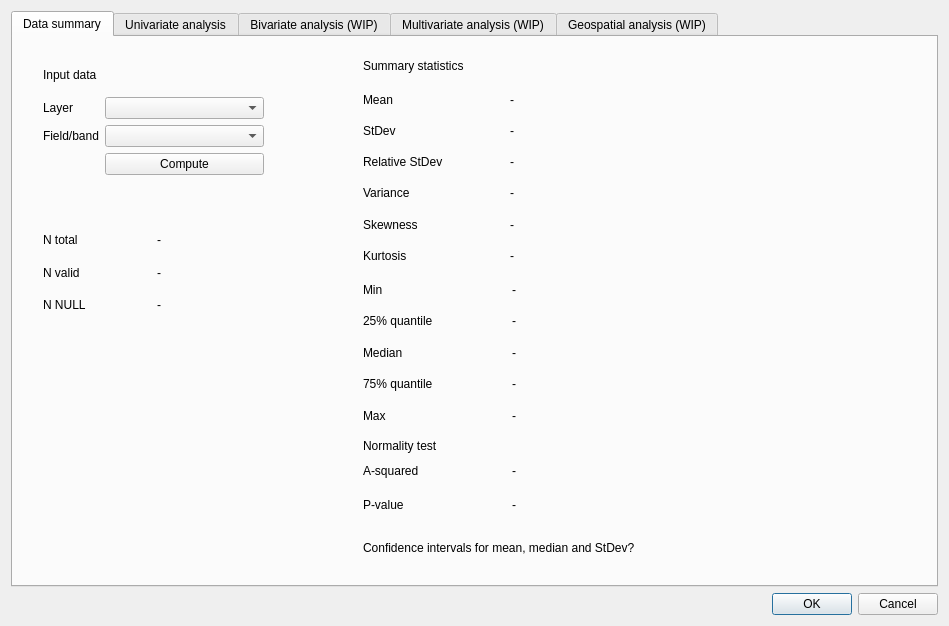
Qt form eis_qgis_plugin/resources/ui/explore/wizard_explore_window_new.ui (GispoCoding/eis_qgis_plugin) before a commit.
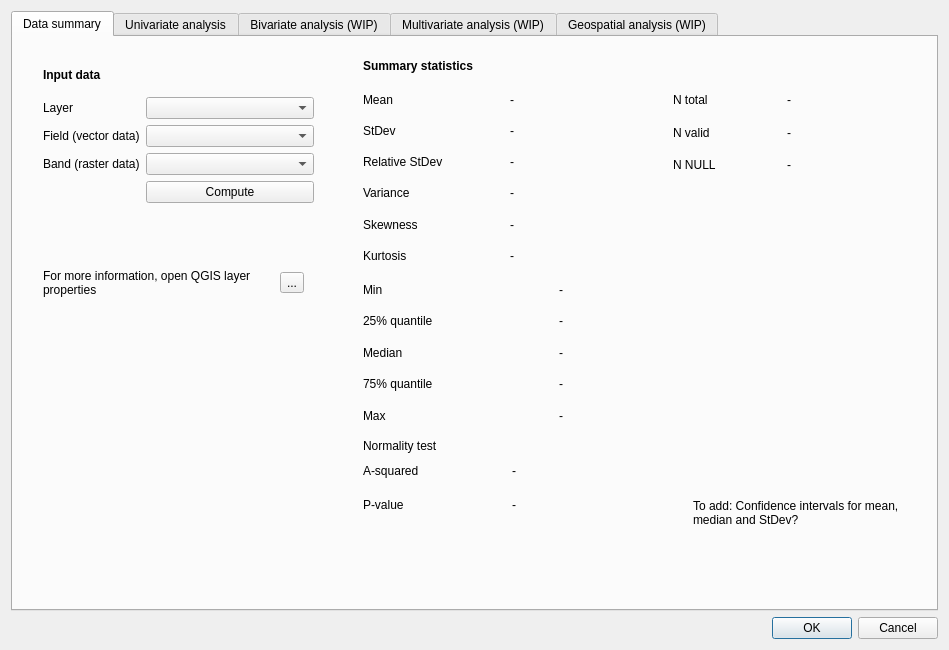
The same form after that commit. The open tabs and pages were chosen to show the change. Custom widgets are drawn as their Qt base class.

Commit message: Added v1 of summary statistics that uses descriptive statistics processing alg

```diff
--- a/eis_qgis_plugin/resources/ui/explore/wizard_explore_window_new.ui
+++ b/eis_qgis_plugin/resources/ui/explore/wizard_explore_window_new.ui
@@ -7,7 +7,7 @@
     <x>0</x>
     <y>0</y>
     <width>949</width>
-    <height>626</height>
+    <height>650</height>
    </rect>
   </property>
   <property name="windowTitle">
@@ -55,6 +55,12 @@
          <height>17</height>
         </rect>
        </property>
+       <property name="font">
+        <font>
+         <weight>75</weight>
+         <bold>true</bold>
+        </font>
+       </property>
        <property name="text">
         <string>Summary statistics</string>
        </property>
@@ -158,14 +164,17 @@
       <widget class="QLabel" name="label_71">
        <property name="geometry">
         <rect>
-         <x>350</x>
-         <y>500</y>
-         <width>361</width>
-         <height>21</height>
+         <x>680</x>
+         <y>410</y>
+         <width>221</width>
+         <height>131</height>
         </rect>
        </property>
        <property name="text">
-        <string>Confidence intervals for mean, median and StDev?</string>
+        <string>To add: Confidence intervals for mean, median and StDev?</string>
+       </property>
+       <property name="wordWrap">
+        <bool>true</bool>
        </property>
       </widget>
       <widget class="QLabel" name="label_42">
@@ -177,16 +186,22 @@
          <height>16</height>
         </rect>
        </property>
+       <property name="font">
+        <font>
+         <weight>75</weight>
+         <bold>true</bold>
+        </font>
+       </property>
        <property name="text">
         <string>Input data</string>
        </property>
       </widget>
-      <widget class="QWidget" name="">
+      <widget class="QWidget" name="layoutWidget">
        <property name="geometry">
         <rect>
          <x>350</x>
          <y>240</y>
-         <width>291</width>
+         <width>385</width>
          <height>151</height>
         </rect>
        </property>
@@ -263,13 +278,13 @@
         </item>
        </layout>
       </widget>
-      <widget class="QWidget" name="">
+      <widget class="QWidget" name="layoutWidget">
        <property name="geometry">
         <rect>
          <x>30</x>
          <y>60</y>
-         <width>221</width>
-         <height>91</height>
+         <width>271</width>
+         <height>120</height>
         </rect>
        </property>
        <layout class="QFormLayout" name="formLayout_2">
@@ -298,14 +313,30 @@
            </size>
           </property>
           <property name="text">
-           <string>Field/band</string>
+           <string>Field (vector data)</string>
           </property>
          </widget>
         </item>
         <item row="1" column="1">
          <widget class="QgsFieldComboBox" name="data_summary_field_selection"/>
         </item>
+        <item row="2" column="0">
+         <widget class="QLabel" name="label_9">
+          <property name="minimumSize">
+           <size>
+            <width>50</width>
+            <height>0</height>
+           </size>
+          </property>
+          <property name="text">
+           <string>Band (raster data)</string>
+          </property>
+         </widget>
+        </item>
         <item row="2" column="1">
+         <widget class="QComboBox" name="data_summary_band_selection"/>
+        </item>
+        <item row="3" column="1">
          <widget class="QPushButton" name="compute_btn">
           <property name="text">
            <string>Compute</string>
@@ -314,7 +345,7 @@
         </item>
        </layout>
       </widget>
-      <widget class="QWidget" name="">
+      <widget class="QWidget" name="layoutWidget">
        <property name="geometry">
         <rect>
          <x>350</x>
@@ -354,11 +385,11 @@
         </item>
        </layout>
       </widget>
-      <widget class="QWidget" name="">
+      <widget class="QWidget" name="layoutWidget">
        <property name="geometry">
         <rect>
-         <x>30</x>
-         <y>190</y>
+         <x>660</x>
+         <y>50</y>
          <width>221</width>
          <height>91</height>
         </rect>
@@ -408,6 +439,35 @@
         </item>
        </layout>
       </widget>
+      <widget class="QWidget" name="">
+       <property name="geometry">
+        <rect>
+         <x>30</x>
+         <y>220</y>
+         <width>261</width>
+         <height>51</height>
+        </rect>
+       </property>
+       <layout class="QHBoxLayout" name="horizontalLayout_2">
+        <item>
+         <widget class="QLabel" name="label_18">
+          <property name="text">
+           <string>For more information, open QGIS layer properties</string>
+          </property>
+          <property name="wordWrap">
+           <bool>true</bool>
+          </property>
+         </widget>
+        </item>
+        <item>
+         <widget class="QToolButton" name="layer_properties_btn">
+          <property name="text">
+           <string>...</string>
+          </property>
+         </widget>
+        </item>
+       </layout>
+      </widget>
      </widget>
      <widget class="QWidget" name="univariate_analysis_tab">
       <attribute name="title">
```
Left out of the diff: 54 changed lines with no effect on the pictures. The commit also changes 1 other file.
